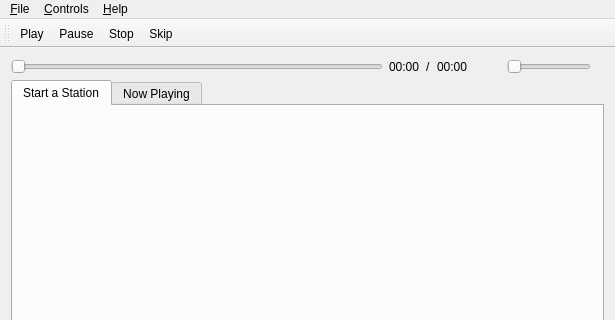
Qt form src/mainwindow.ui (paucm/spotfm) before a commit; both pictures show x 0 to 615 and y 0 to 320 of the 615 by 600 pixel window.
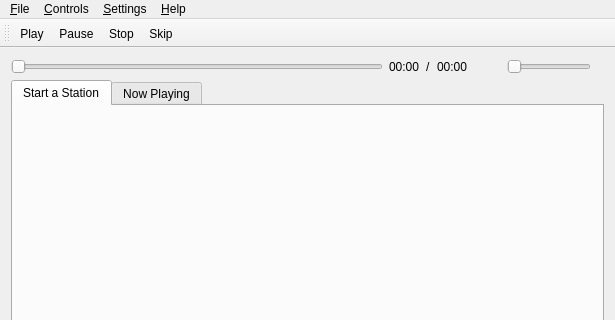
The same form after that commit. Icons and pictures are not drawn. Custom widgets are drawn as their Qt base class.

Diff of the .ui file:
```diff
--- a/src/mainwindow.ui
+++ b/src/mainwindow.ui
@@ -186,8 +186,15 @@
     </property>
     <addaction name="actionAbout"/>
    </widget>
+   <widget class="QMenu" name="menuTools">
+    <property name="title">
+     <string>&amp;Settings</string>
+    </property>
+    <addaction name="actionSettings"/>
+   </widget>
    <addaction name="menu_File"/>
    <addaction name="menuPlayer"/>
+   <addaction name="menuTools"/>
    <addaction name="menu_Help"/>
   </widget>
   <widget class="QToolBar" name="mainToolBar">
```
Left out of the diff: 5 changed lines with no effect on the pictures.
